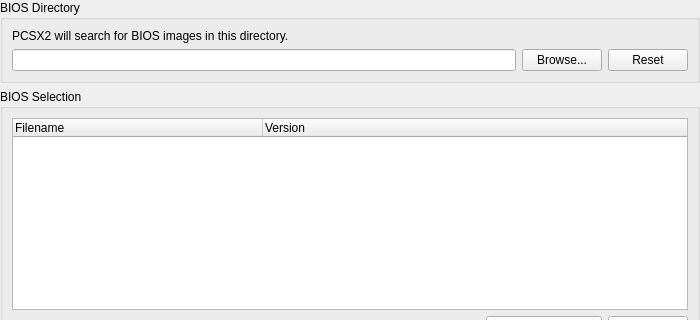
Old version of the form pcsx2-qt/Settings/BIOSSettingsWidget.ui in the repository PenguinVRLab/PenguinScreen2; both pictures show x 0 to 700 and y 0 to 320 of the 700 by 500 pixel window.
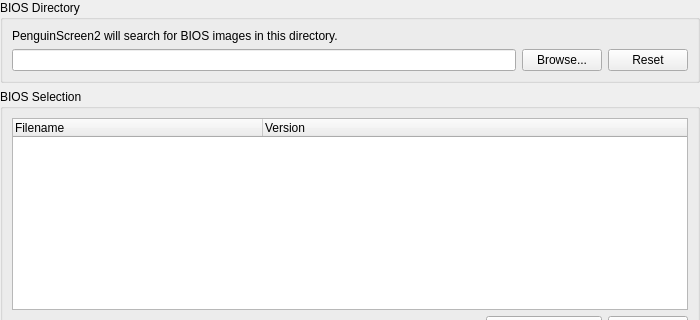
New version of the form.

Commit message:
PenguinScreen2 1.0-rc2
The 1.0-rc2 source, in one commit on top of the two import layers below it
(the PCSX2 fork base and the vendored Khronos OpenXR SDK), so that the diff
against them shows what PenguinScreen2 changes in upstream PCSX2.
The release is tag v1.0-rc2.

```diff
--- a/pcsx2-qt/Settings/BIOSSettingsWidget.ui
+++ b/pcsx2-qt/Settings/BIOSSettingsWidget.ui
@@ -32,7 +32,7 @@
       <item row="0" column="0" colspan="2">
        <widget class="QLabel" name="label_3">
         <property name="text">
-         <string>PCSX2 will search for BIOS images in this directory.</string>
+         <string>PenguinScreen2 will search for BIOS images in this directory.</string>
         </property>
         <property name="wordWrap">
          <bool>true</bool>
```
The commit also changes 1123 other files.
